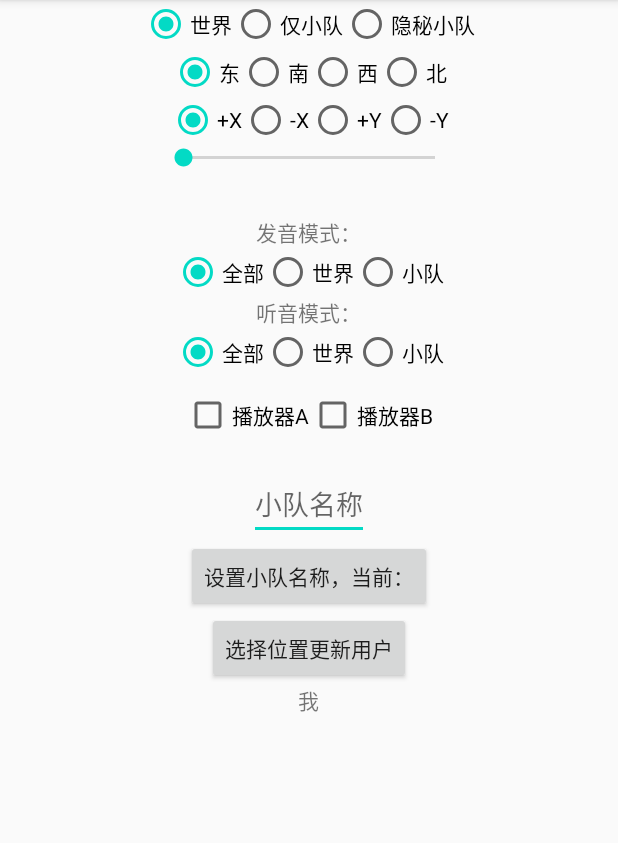
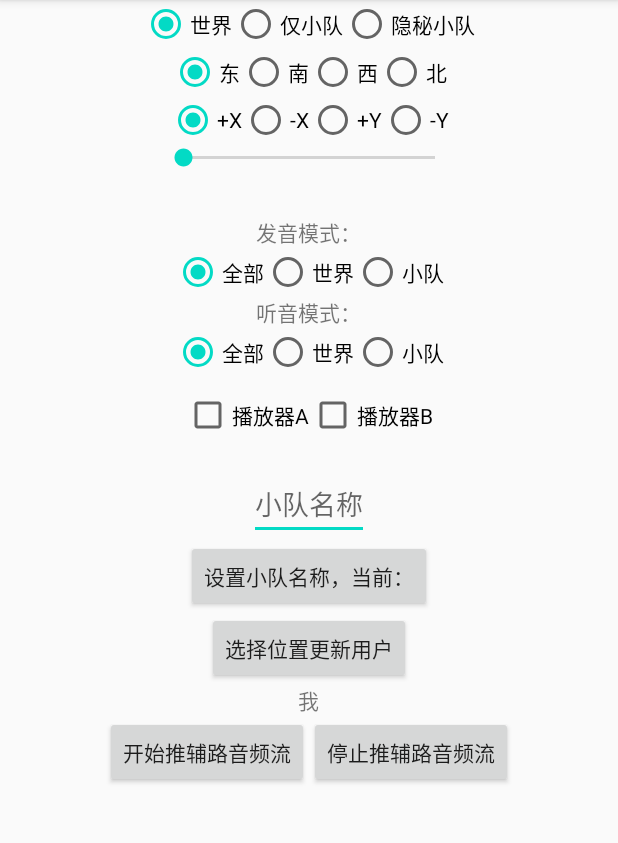
Before and after one commit to LiangPG/ZoharExpressDemo, an Android app: the screen it shows after launch (MainActivity), on a phone screen of 412 x 824 dp, the part 84-927 px from its top. Run offline under Robolectric (Android 15) with nearby library versions, the light colour scheme and no system bars; libraries missing offline, so code that uses them is left out: im.zego.zegoexpress; 25 statements that could not run were skipped.

Commit message:
添加辅通道推流需求

```diff
--- a/app/src/main/java/com/zego/expressDemo/MainActivity.java
+++ b/app/src/main/java/com/zego/expressDemo/MainActivity.java
@@ -1,6 +1,7 @@
 package com.zego.expressDemo;
 
 import android.app.Application;
+import android.content.res.AssetManager;
 import android.os.Bundle;
 import android.text.TextUtils;
 import android.util.Log;
@@ -22,6 +23,9 @@ import com.zego.expressDemo.helper.FileHelper;
 
 import org.json.JSONObject;
 
+import java.io.File;
+import java.io.FileOutputStream;
+import java.io.InputStream;
 import java.util.ArrayList;
 import java.util.List;
 
@@ -31,6 +35,9 @@ import im.zego.zegoexpress.ZegoRangeAudio;
 import im.zego.zegoexpress.callback.IZegoEventHandler;
 import im.zego.zegoexpress.callback.IZegoMediaPlayerLoadResourceCallback;
 import im.zego.zegoexpress.callback.IZegoRangeAudioEventHandler;
+import im.zego.zegoexpress.constants.ZegoAudioSourceType;
+import im.zego.zegoexpress.constants.ZegoMediaPlayerState;
+import im.zego.zegoexpress.constants.ZegoPublishChannel;
 import im.zego.zegoexpress.constants.ZegoRangeAudioListenMode;
 import im.zego.zegoexpress.constants.ZegoRangeAudioMicrophoneState;
 import im.zego.zegoexpress.constants.ZegoRangeAudioMode;
@@ -47,6 +54,7 @@ public class MainActivity extends BaseActivity {
     private final static String AUDIO_RANGE_ROOM_ID = "audio_range";
     private final static String PLAYER_A_NAME = "player_a";
     private final static String PLAYER_B_NAME = "player_b";
+    private final static String AUX_PREFIX = "aux_";
 
     private final static float AUDIO_RANGE_RECV_RANGE = 50f;
     private final static int AUDIO_RANGE_POSITION_UPDATE_FREQUENCY = 200;
@@ -54,6 +62,7 @@ public class MainActivity extends BaseActivity {
     private ZegoExpressEngine mExpressEngine;
     private ZegoMediaPlayer mMediaPlayerA;
     private ZegoMediaPlayer mMediaPlayerB;
+    private ZegoMediaPlayer mAuxMediaPlayer;
     private ZegoRangeAudio mRangeAudio;
 
     private UserSelectDialog mUserSelectDialog;
@@ -281,6 +290,58 @@ public class MainActivity extends BaseActivity {
                 mUserSelectDialog.notifyDataSetChanged();
             }
         });
+
+        // 使用媒体播放器作为音频采集源
+        mExpressEngine.setAudioSource(ZegoAudioSourceType.MEDIA_PLAYER, ZegoPublishChannel.AUX);
+        initMediaPlayer();
+        Button btStartPublishAux = findViewById(R.id.btn_start_publish_aux);
+        btStartPublishAux.setOnClickListener(new View.OnClickListener() {
+            @Override
+            public void onClick(View view) {
+                // 开始推流
+                mExpressEngine.startPublishingStream(
+                        AUX_PREFIX + AUDIO_RANGE_ROOM_ID + "_" + ZegoDataCenter.ZEGO_USER.userID,
+                        ZegoPublishChannel.AUX);
+                // 播放音乐
+                loadMediaPlayerResourceAndStart();
+            }
+        });
+
+        Button btStopPublishAux = findViewById(R.id.btn_stop_publish_aux);
+        btStopPublishAux.setOnClickListener(new View.OnClickListener() {
+            @Override
+            public void onClick(View view) {
+                // 停止推流
+                mAuxMediaPlayer.stop();
+                mExpressEngine.stopPublishingStream(ZegoPublishChannel.AUX);
+            }
+        });
+    }
+
+    private void initMediaPlayer() {
+        mAuxMediaPlayer = mExpressEngine.createMediaPlayer();
+        mAuxMediaPlayer.enableRepeat(true);
+    }
+
+    private void loadMediaPlayerResourceAndStart() {
+        mAuxMediaPlayer.stop();
+
+        mAuxMediaPlayer.loadResource(FileHelper.copyAssetsFile2Phone(MainActivity.this, "sample.mp3"), new IZegoMediaPlayerLoadResourceCallback() {
+            @Override
+            public void onLoadResourceCallback(int errorCode) {
+                if (errorCode == 0) {
+                    Log.d(TAG, "loadResource success");
+                    runOnUiThread(new Runnable() {
+                        @Override
+                        public void run() {
+                            mAuxMediaPlayer.start();
+                        }
+                    });
+                } else {
+                    Log.d(TAG, "loadResource error");
+                }
+            }
+        });
     }
 
     private void updateUserPosition() {
@@ -323,11 +384,23 @@ public class MainActivity extends BaseActivity {
             public void onRoomStreamUpdate(String roomID, ZegoUpdateType updateType, ArrayList<ZegoStream> streamList, JSONObject extendedData) {
                 if (updateType == ZegoUpdateType.ADD) {
                     for (ZegoStream streamInfo : streamList) {
-                        mUserList.add(streamInfo.user.userID);
+                        Log.d(TAG, "onRoomStreamUpdate " + streamInfo.streamID + " add");
+                        if (streamInfo.streamID.startsWith(AUX_PREFIX)) {
+                            // 辅路流 开始拉流
+                            mExpressEngine.startPlayingStream(streamInfo.streamID);
+                        } else {
+                            mUserList.add(streamInfo.user.userID);
+                        }
                     }
                 } else {
                     for (ZegoStream streamInfo : streamList) {
-                        mUserList.remove(streamInfo.user.userID);
+                        Log.d(TAG, "onRoomStreamUpdate " + streamInfo.streamID + " delete");
+                        if (streamInfo.streamID.startsWith(AUX_PREFIX)) {
+                            // 辅路流 停止拉流
+                            mExpressEngine.stopPlayingStream(streamInfo.streamID);
+                        } else {
+                            mUserList.remove(streamInfo.user.userID);
+                        }
                     }
                 }
                 mUserSelectDialog.notifyDataSetChanged();
@@ -339,8 +412,8 @@ public class MainActivity extends BaseActivity {
         mExpressEngine.loginRoom(AUDIO_RANGE_ROOM_ID, ZegoDataCenter.ZEGO_USER);
 
         mMediaPlayerA = mExpressEngine.createMediaPlayer();
-        mExpressEngine.createMediaPlayer(); // 过滤两个 player，为了测试
-        mExpressEngine.createMediaPlayer();
+        // mExpressEngine.createMediaPlayer(); // 过滤两个 player，为了测试
+        // mExpressEngine.createMediaPlayer();
         mMediaPlayerB = mExpressEngine.createMediaPlayer();
 
         mRangeAudio = mExpressEngine.createRangeAudio();
--- a/app/src/main/res/layout/activity_main.xml
+++ b/app/src/main/res/layout/activity_main.xml
@@ -227,4 +227,23 @@
         android:layout_below="@id/btn_select_user"
         android:layout_centerHorizontal="true"
         android:text="我" />
+
+    <LinearLayout
+        android:layout_width="wrap_content"
+        android:layout_height="wrap_content"
+        android:layout_below="@id/tv_current_select_stream"
+        android:layout_centerHorizontal="true" >
+
+        <Button
+            android:id="@+id/btn_start_publish_aux"
+            android:layout_width="wrap_content"
+            android:layout_height="wrap_content"
+            android:text="开始推辅路音频流" />
+
+        <Button
+            android:id="@+id/btn_stop_publish_aux"
+            android:layout_width="wrap_content"
+            android:layout_height="wrap_content"
+            android:text="停止推辅路音频流" />
+    </LinearLayout>
 </RelativeLayout>
```
Also changed, not shown: 1 other file.
